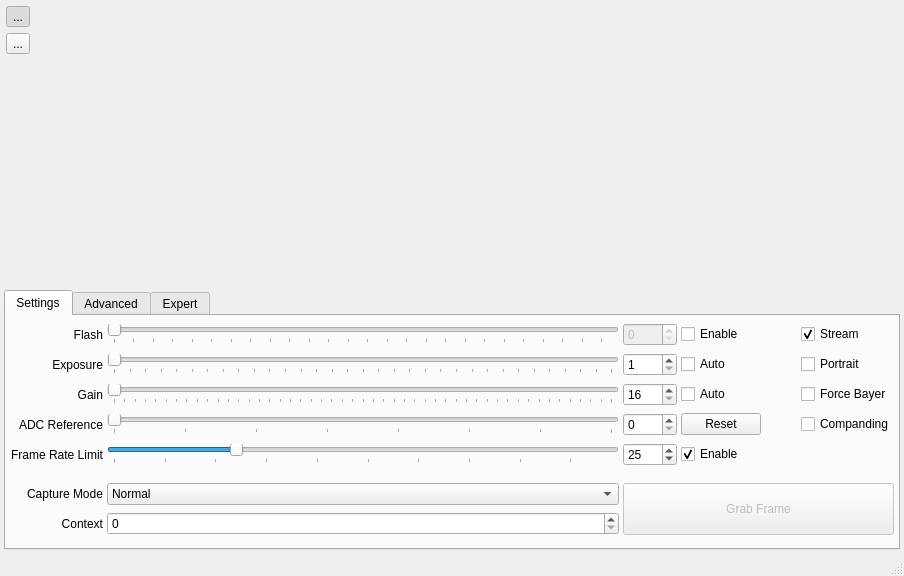
First picture: the form in ui/mainwindow.ui, repository emergent-design/libpsinc, before the edit.
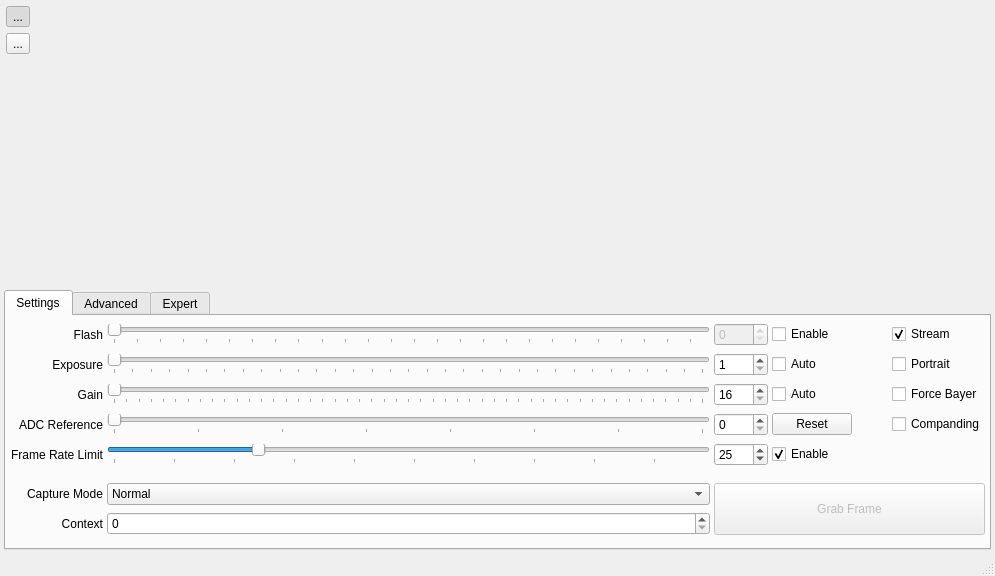
Second picture: the form after the edit. The open tabs and pages were chosen to show the change. Icons and pictures are not drawn. Custom widgets are drawn as their Qt base class.

Commit message: It seems iconograph was sending values to the camera when the range for spin/slider components were being adjusted. Added a signal block during those modifications to avoid unwanted events being triggered.

```diff
--- a/ui/mainwindow.ui
+++ b/ui/mainwindow.ui
@@ -6,7 +6,7 @@
    <rect>
     <x>0</x>
     <y>0</y>
-    <width>836</width>
+    <width>995</width>
     <height>576</height>
    </rect>
   </property>
```
Left out of the diff: 4 changed lines with no effect on the pictures. The commit also changes 1 other file.
